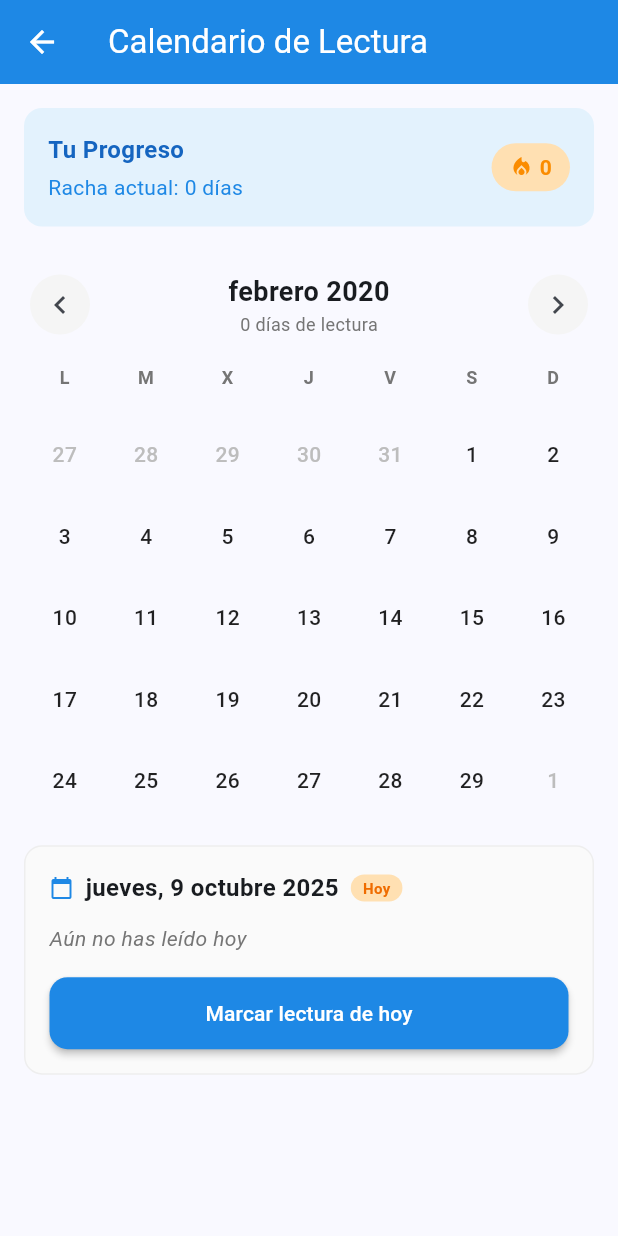
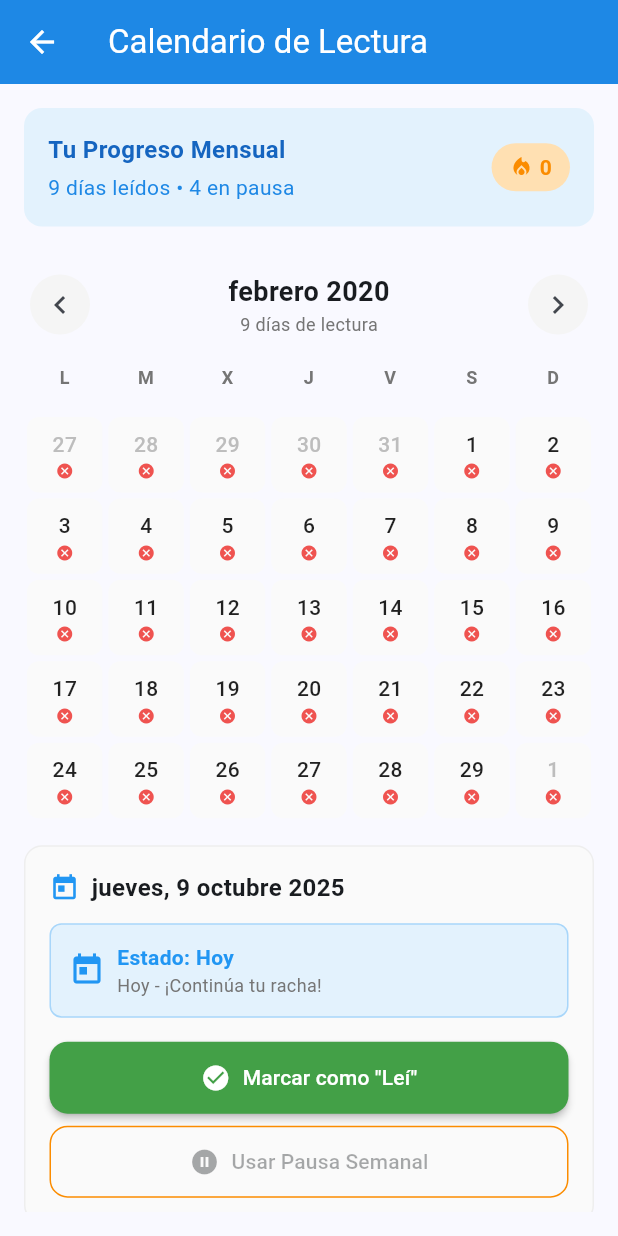
Before and after one commit to kevw2214/ReadHabit---mobil, a Flutter app: the CalendarScreen screen opened directly, after a tap on the "chevron right" icon, on a phone screen of 412 x 824 dp. Run offline on Flutter 3.47's test engine with Material 3 defaults, Android fonts, the phone set to English and light mode, and no system bars; our stand-ins replace cloud_firestore, firebase_auth, firebase_core, shared_preferences; accounts and stored records are empty; Roboto replaces fonts that are missing (Poppins).

Commit message:
Calendario dinamico, estados de lectura

```diff
--- a/readhabit/lib/screens/calendar_screen.dart
+++ b/readhabit/lib/screens/calendar_screen.dart
@@ -1,4 +1,4 @@
-// lib/screens/calendar_screen.dart
+// lib/screens/calendar_screen.dart - VERSIÓN MEJORADA CON ESTADOS
 import 'package:flutter/material.dart';
 import 'package:provider/provider.dart';
 import 'package:intl/intl.dart';
@@ -8,6 +8,14 @@ import '../providers/user_library_provider.dart';
 import '../models/user_models.dart';
 import '../models/user_book.dart';
 import '../models/book.dart';
+
+// Enum para los estados de lectura
+enum ReadingStatus {
+  read, // Leí - verde
+  notRead, // No leí - gris/rojo
+  paused, // En pausa - naranja
+  today, // Hoy - azul
+}
 
 class CalendarScreen extends StatefulWidget {
   const CalendarScreen({super.key});
@@ -20,14 +28,14 @@ class _CalendarScreenState extends State<CalendarScreen> {
   DateTime _focusedDay = DateTime.now();
   DateTime? _selectedDay;
   late PageController _monthController;
-  final Map<String, List<UserBook>> _dailyReadings = {};
+  final Map<String, ReadingStatus> _dailyStatus = {};
 
   @override
   void initState() {
     super.initState();
     _selectedDay = DateTime.now();
     _monthController = PageController(initialPage: _getInitialPage());
-    _loadReadingHistory();
+    _loadReadingStatus();
   }
 
   @override
@@ -41,21 +49,23 @@ class _CalendarScreenState extends State<CalendarScreen> {
     return (now.year - 2020) * 12 + now.month - 1;
   }
 
-  void _loadReadingHistory() {
-    // Simular datos de lectura - en una app real esto vendría de tu base de datos
-    final authProvider = context.read<AuthProvider>();
-    if (authProvider.user != null) {
-      final libraryProvider = context.read<UserLibraryProvider>();
-      final readingProvider = context.read<ReadingProvider>();
+  void _loadReadingStatus() {
+    // Simular diferentes estados de lectura
+    final today = DateTime.now();
 
-      // Simular algunos días con lectura
-      final today = DateTime.now();
-      for (int i = 0; i < 7; i++) {
+    for (int i = 0; i < 30; i++) {
       final date = today.subtract(Duration(days: i));
       final dateKey = _formatDateKey(date);
-        if (libraryProvider.booksInProgress.isNotEmpty && i % 2 == 0) {
-          _dailyReadings[dateKey] = [libraryProvider.booksInProgress.first];
-        }
+
+      // Asignar estados de ejemplo
+      if (i == 0) {
+        _dailyStatus[dateKey] = ReadingStatus.today; // Hoy
+      } else if (i % 3 == 0) {
+        _dailyStatus[dateKey] = ReadingStatus.read; // Leí
+      } else if (i % 5 == 0) {
+        _dailyStatus[dateKey] = ReadingStatus.paused; // En pausa
+      } else {
+        _dailyStatus[dateKey] = ReadingStatus.notRead; // No leí
       }
     }
   }
@@ -76,8 +86,9 @@ class _CalendarScreenState extends State<CalendarScreen> {
     return DateFormat('E', 'es').format(date).substring(0, 1).toUpperCase();
   }
 
-  bool _hasReading(DateTime date) {
-    return _dailyReadings.containsKey(_formatDateKey(date));
+  ReadingStatus _getDayStatus(DateTime date) {
+    final dateKey = _formatDateKey(date);
+    return _dailyStatus[dateKey] ?? ReadingStatus.notRead;
   }
 
   bool _isToday(DateTime date) {
@@ -92,6 +103,58 @@ class _CalendarScreenState extends State<CalendarScreen> {
         date.year == _selectedDay!.year &&
         date.month == _selectedDay!.month &&
         date.day == _selectedDay!.day;
+  }
+
+  Color _getStatusColor(ReadingStatus status) {
+    switch (status) {
+      case ReadingStatus.read:
+        return Colors.green.shade500;
+      case ReadingStatus.notRead:
+        return Colors.red.shade400;
+      case ReadingStatus.paused:
+        return Colors.orange.shade500;
+      case ReadingStatus.today:
+        return Colors.blue.shade500;
+    }
+  }
+
+  Color _getStatusBackgroundColor(ReadingStatus status) {
+    switch (status) {
+      case ReadingStatus.read:
+        return Colors.green.shade50;
+      case ReadingStatus.notRead:
+        return Colors.grey.shade50;
+      case ReadingStatus.paused:
+        return Colors.orange.shade50;
+      case ReadingStatus.today:
+        return Colors.blue.shade50;
+    }
+  }
+
+  String _getStatusText(ReadingStatus status) {
+    switch (status) {
+      case ReadingStatus.read:
+        return 'Leí';
+      case ReadingStatus.notRead:
+        return 'No leí';
+      case ReadingStatus.paused:
+        return 'En pausa';
+      case ReadingStatus.today:
+        return 'Hoy';
+    }
+  }
+
+  IconData _getStatusIcon(ReadingStatus status) {
+    switch (status) {
+      case ReadingStatus.read:
+        return Icons.check_circle;
+      case ReadingStatus.notRead:
+        return Icons.cancel;
+      case ReadingStatus.paused:
+        return Icons.pause_circle;
+      case ReadingStatus.today:
+        return Icons.today;
+    }
   }
 
   List<DateTime> _getDaysInMonth(DateTime month) {
@@ -156,6 +219,13 @@ class _CalendarScreenState extends State<CalendarScreen> {
       ),
       child: Consumer<ReadingProvider>(
         builder: (context, readingProvider, child) {
+          final readDays = _dailyStatus.values
+              .where((status) => status == ReadingStatus.read)
+              .length;
+          final pausedDays = _dailyStatus.values
+              .where((status) => status == ReadingStatus.paused)
+              .length;
+
           return Row(
             mainAxisAlignment: MainAxisAlignment.spaceBetween,
             children: [
@@ -163,7 +233,7 @@ class _CalendarScreenState extends State<CalendarScreen> {
                 crossAxisAlignment: CrossAxisAlignment.start,
                 children: [
                   Text(
-                    'Tu Progreso',
+                    'Tu Progreso Mensual',
                     style: TextStyle(
                       fontSize: 16,
                       fontWeight: FontWeight.w600,
@@ -172,7 +242,7 @@ class _CalendarScreenState extends State<CalendarScreen> {
                   ),
                   const SizedBox(height: 4),
                   Text(
-                    'Racha actual: ${readingProvider.currentStreak} días',
+                    '$readDays días leídos • $pausedDays en pausa',
                     style: TextStyle(fontSize: 14, color: Colors.blue.shade600),
                   ),
                 ],
@@ -224,6 +294,10 @@ class _CalendarScreenState extends State<CalendarScreen> {
           ),
           Consumer<ReadingProvider>(
             builder: (context, readingProvider, child) {
+              final readDays = _dailyStatus.values
+                  .where((status) => status == ReadingStatus.read)
+                  .length;
+
               return Column(
                 children: [
                   Text(
@@ -234,7 +308,7 @@ class _CalendarScreenState extends State<CalendarScreen> {
                     ),
                   ),
                   Text(
-                    '${_dailyReadings.length} días de lectura',
+                    '$readDays días de lectura',
                     style: TextStyle(fontSize: 12, color: Colors.grey.shade600),
                   ),
                 ],
@@ -287,7 +361,7 @@ class _CalendarScreenState extends State<CalendarScreen> {
       itemBuilder: (context, index) {
         final day = days[index];
         final isCurrentMonth = day.month == month.month;
-        final hasReading = _hasReading(day);
+        final status = _getDayStatus(day);
         final isToday = _isToday(day);
         final isSelected = _isSelected(day);
 
@@ -297,14 +371,12 @@ class _CalendarScreenState extends State<CalendarScreen> {
             margin: const EdgeInsets.all(2),
             decoration: BoxDecoration(
               color: isSelected
-                  ? Colors.blue.shade100
-                  : isToday
-                  ? Colors.orange.shade50
-                  : Colors.transparent,
+                  ? _getStatusBackgroundColor(status).withOpacity(0.7)
+                  : _getStatusBackgroundColor(status),
               borderRadius: BorderRadius.circular(8),
               border: isToday
-                  ? Border.all(color: Colors.orange.shade300, width: 2)
-                  : null,
+                  ? Border.all(color: _getStatusColor(status), width: 2)
+                  : Border.all(color: Colors.transparent),
             ),
             child: Column(
               mainAxisAlignment: MainAxisAlignment.center,
@@ -314,20 +386,16 @@ class _CalendarScreenState extends State<CalendarScreen> {
                   style: TextStyle(
                     fontWeight: FontWeight.w500,
                     color: isCurrentMonth
-                        ? (isToday ? Colors.orange.shade800 : Colors.black87)
+                        ? (isToday ? _getStatusColor(status) : Colors.black87)
                         : Colors.grey.shade400,
                     fontSize: 14,
                   ),
                 ),
-                if (hasReading)
-                  Container(
-                    margin: const EdgeInsets.only(top: 2),
-                    width: 6,
-                    height: 6,
-                    decoration: BoxDecoration(
-                      color: Colors.green.shade500,
-                      shape: BoxShape.circle,
-                    ),
+                const SizedBox(height: 2),
+                Icon(
+                  _getStatusIcon(status),
+                  color: _getStatusColor(status),
+                  size: 12,
                 ),
               ],
             ),
@@ -340,8 +408,7 @@ class _CalendarScreenState extends State<CalendarScreen> {
   Widget _buildSelectedDayDetails() {
     if (_selectedDay == null) return const SizedBox();
 
-    final dateKey = _formatDateKey(_selectedDay!);
-    final readings = _dailyReadings[dateKey] ?? [];
+    final status = _getDayStatus(_selectedDay!);
     final isToday = _isToday(_selectedDay!);
 
     return Container(
@@ -357,7 +424,11 @@ class _CalendarScreenState extends State<CalendarScreen> {
         children: [
           Row(
             children: [
-              Icon(Icons.calendar_today, color: Colors.blue.shade600, size: 16),
+              Icon(
+                _getStatusIcon(status),
+                color: _getStatusColor(status),
+                size: 20,
+              ),
               const SizedBox(width: 8),
               Text(
                 DateFormat('EEEE, d MMMM y', 'es').format(_selectedDay!),
@@ -366,52 +437,68 @@ class _CalendarScreenState extends State<CalendarScreen> {
                   fontSize: 16,
                 ),
               ),
-              if (isToday) ...[
+            ],
+          ),
+          const SizedBox(height: 12),
+          Container(
+            padding: const EdgeInsets.all(12),
+            decoration: BoxDecoration(
+              color: _getStatusBackgroundColor(status),
+              borderRadius: BorderRadius.circular(8),
+              border: Border.all(
+                color: _getStatusColor(status).withOpacity(0.3),
+              ),
+            ),
+            child: Row(
+              children: [
+                Icon(_getStatusIcon(status), color: _getStatusColor(status)),
                 const SizedBox(width: 8),
-                Container(
-                  padding: const EdgeInsets.symmetric(
-                    horizontal: 8,
-                    vertical: 2,
+                Expanded(
+                  child: Column(
+                    crossAxisAlignment: CrossAxisAlignment.start,
+                    children: [
+                      Text(
+                        'Estado: ${_getStatusText(status)}',
+                        style: TextStyle(
+                          fontWeight: FontWeight.w600,
+                          color: _getStatusColor(status),
                         ),
-                  decoration: BoxDecoration(
-                    color: Colors.orange.shade100,
-                    borderRadius: BorderRadius.circular(10),
                       ),
-                  child: Text(
-                    'Hoy',
+                      Text(
+                        _getStatusDescription(status),
                         style: TextStyle(
-                      color: Colors.orange.shade800,
-                      fontSize: 10,
-                      fontWeight: FontWeight.bold,
-                    ),
+                          fontSize: 12,
+                          color: Colors.grey.shade600,
                         ),
                       ),
                     ],
+                  ),
+                ),
               ],
             ),
-          const SizedBox(height: 12),
-          if (readings.isEmpty)
-            Text(
-              isToday ? 'Aún no has leído hoy' : 'No hay registro de lectura',
-              style: TextStyle(
-                color: Colors.grey.shade600,
-                fontStyle: FontStyle.italic,
           ),
-            )
-          else ...[
-            Text(
-              'Libros leídos:',
-              style: TextStyle(
-                fontWeight: FontWeight.w600,
-                color: Colors.grey.shade700,
+          const SizedBox(height: 16),
+          if (isToday) _buildTodayActions(),
+        ],
       ),
-            ),
-            const SizedBox(height: 8),
-            ...readings.map((userBook) => _buildBookItem(userBook)),
-          ],
-          if (isToday) ...[
-            const SizedBox(height: 16),
-            Consumer<ReadingProvider>(
+    );
+  }
+
+  String _getStatusDescription(ReadingStatus status) {
+    switch (status) {
+      case ReadingStatus.read:
+        return 'Completaste tu lectura este día';
+      case ReadingStatus.notRead:
+        return 'No registraste lectura este día';
+      case ReadingStatus.paused:
+        return 'Usaste tu pausa semanal este día';
+      case ReadingStatus.today:
+        return 'Hoy - ¡Continúa tu racha!';
+    }
+  }
+
+  Widget _buildTodayActions() {
+    return Consumer<ReadingProvider>(
       builder: (context, readingProvider, child) {
         if (readingProvider.hasCompletedToday) {
           return Container(
@@ -438,82 +525,104 @@ class _CalendarScreenState extends State<CalendarScreen> {
             ),
           );
         } else {
-                  return ElevatedButton(
+          return Column(
+            children: [
+              ElevatedButton(
                 onPressed: () {
                   readingProvider.markDailyReading();
+                  setState(() {
+                    _dailyStatus[_formatDateKey(DateTime.now())] =
+                        ReadingStatus.read;
+                  });
                 },
                 style: ElevatedButton.styleFrom(
-                      backgroundColor: Colors.blue.shade600,
+                  backgroundColor: Colors.green.shade600,
                   foregroundColor: Colors.white,
                   minimumSize: const Size(double.infinity, 48),
                 ),
-                    child: const Text('Marcar lectura de hoy'),
+                child: const Row(
+                  mainAxisAlignment: MainAxisAlignment.center,
+                  children: [
+                    Icon(Icons.check_circle, size: 20),
+                    SizedBox(width: 8),
+                    Text('Marcar como "Leí"'),
+                  ],
+                ),
+              ),
+              const SizedBox(height: 8),
+              OutlinedButton(
+                onPressed: readingProvider.hasWeeklyPauseAvailable
+                    ? () {
+                        readingProvider.useWeeklyPause();
+                        setState(() {
+                          _dailyStatus[_formatDateKey(DateTime.now())] =
+                              ReadingStatus.paused;
+                        });
+                      }
+                    : null,
+                style: OutlinedButton.styleFrom(
+                  foregroundColor: Colors.orange.shade600,
+                  side: BorderSide(color: Colors.orange.shade600),
+                  minimumSize: const Size(double.infinity, 48),
+                ),
+                child: const Row(
+                  mainAxisAlignment: MainAxisAlignment.center,
+                  children: [
+                    Icon(Icons.pause_circle, size: 20),
+                    SizedBox(width: 8),
+                    Text('Usar Pausa Semanal'),
+                  ],
+                ),
+              ),
+            ],
           );
         }
       },
-            ),
-          ],
-        ],
-      ),
     );
   }
 
-  Widget _buildBookItem(UserBook userBook) {
+  Widget _buildLegend() {
     return Container(
-      margin: const EdgeInsets.only(bottom: 8),
+      margin: const EdgeInsets.only(top: 16),
       padding: const EdgeInsets.all(12),
       decoration: BoxDecoration(
-        color: Colors.white,
+        color: Colors.grey.shade50,
         borderRadius: BorderRadius.circular(8),
-        border: Border.all(color: Colors.grey.shade200),
       ),
-      child: Row(
-        children: [
-          Container(
-            width: 4,
-            height: 40,
-            decoration: BoxDecoration(
-              color: Colors.blue.shade400,
-              borderRadius: BorderRadius.circular(2),
-            ),
-          ),
-          const SizedBox(width: 12),
-          Expanded(
       child: Column(
         crossAxisAlignment: CrossAxisAlignment.start,
         children: [
           Text(
-                  userBook.book.title,
-                  style: const TextStyle(
-                    fontWeight: FontWeight.w500,
-                    fontSize: 14,
+            'Leyenda:',
+            style: TextStyle(
+              fontWeight: FontWeight.w600,
+              color: Colors.grey.shade700,
             ),
-                  maxLines: 1,
-                  overflow: TextOverflow.ellipsis,
           ),
+          const SizedBox(height: 8),
+          Wrap(
+            spacing: 12,
+            runSpacing: 8,
+            children: ReadingStatus.values.map((status) {
+              return Row(
+                mainAxisSize: MainAxisSize.min,
+                children: [
+                  Container(
+                    width: 12,
+                    height: 12,
+                    decoration: BoxDecoration(
+                      color: _getStatusColor(status),
+                      shape: BoxShape.circle,
+                    ),
+                  ),
+                  const SizedBox(width: 4),
                   Text(
-                  userBook.book.author,
+                    _getStatusText(status),
                     style: TextStyle(fontSize: 12, color: Colors.grey.shade600),
-                  maxLines: 1,
-                  overflow: TextOverflow.ellipsis,
                   ),
                 ],
-            ),
-          ),
-          Container(
-            padding: const EdgeInsets.symmetric(horizontal: 8, vertical: 4),
-            decoration: BoxDecoration(
-              color: Colors.blue.shade50,
-              borderRadius: BorderRadius.circular(12),
-            ),
-            child: Text(
-              'Cap. ${userBook.currentChapter + 1}',
-              style: TextStyle(
-                fontSize: 10,
-                fontWeight: FontWeight.w600,
-                color: Colors.blue.shade700,
-              ),
-            ),
+              );
+            }).toList(),
           ),
         ],
       ),
@@ -557,6 +666,7 @@ class _CalendarScreenState extends State<CalendarScreen> {
                               children: [
                                 _buildCalendarGrid(currentMonth),
                                 _buildSelectedDayDetails(),
+                                _buildLegend(),
                               ],
                             ),
                           ),
```
Lines whose indentation alone changed are shown as unchanged.
